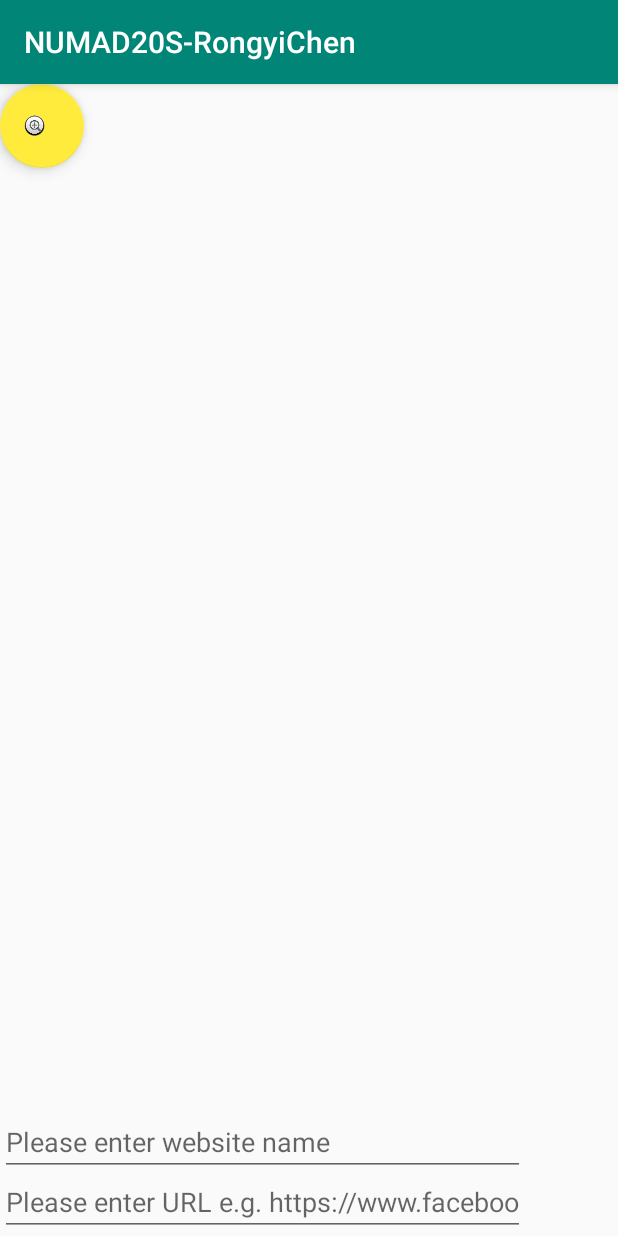
After one commit to roy2EZ/CS5520_Mobile_App_Dev_NEU_Online_2020Spring, an Android app: the LinkCollector screen opened directly, with no data from a screen before it, on a phone screen of 412 x 824 dp. The commit adds this screen. Run offline under Robolectric (Android 15) with nearby library versions, the phone set to English and light mode, and no system bars.

Commit message:
Upload Assignment2
Link Collector

```diff
--- /dev/null
+++ b/app/src/main/java/edu/neu/madcourse/numad20s_rongyichen/LinkCollector.java
@@ -0,0 +1,73 @@
+package edu.neu.madcourse.numad20s_rongyichen;
+
+import android.content.Intent;
+import android.net.Uri;
+import android.os.Bundle;
+import android.view.View;
+import android.widget.EditText;
+
+import androidx.appcompat.app.AppCompatActivity;
+import androidx.recyclerview.widget.LinearLayoutManager;
+import androidx.recyclerview.widget.RecyclerView;
+
+import com.google.android.material.floatingactionbutton.FloatingActionButton;
+import com.google.android.material.snackbar.Snackbar;
+
+import java.util.LinkedList;
+import java.util.List;
+
+public class LinkCollector extends AppCompatActivity {
+    private List<Item> mUrlList;
+    private RecyclerView mRecyclerView;
+    private RecyclerView.Adapter mAdapter;
+    private RecyclerView.LayoutManager mLayoutManager;
+
+    private EditText edittextName;
+    private EditText edittextUrl;
+
+    @Override
+    protected void onCreate(Bundle savedInstanceState) {
+        super.onCreate(savedInstanceState);
+        setContentView(R.layout.activity_link_collector_layout);
+
+        mRecyclerView = findViewById(R.id.my_recycler_view);
+        mRecyclerView.setHasFixedSize(true);
+        mLayoutManager = new LinearLayoutManager(this);
+
+        FloatingActionButton fab = findViewById(R.id.btn_plus_card);
+
+        edittextName = findViewById(R.id.edittext_name);
+        edittextUrl = findViewById(R.id.edittext_url);
+
+        this.mUrlList = new LinkedList<>();
+
+        mAdapter = new MyAdapter(mUrlList, new MyAdapter.OnItemClickListener() {
+            @Override public void onItemClick(Item item) {
+                Intent intent = new Intent(Intent.ACTION_VIEW, Uri.parse(item.getUrl()));
+                startActivity(intent);
+            }});
+        mRecyclerView.setLayoutManager(mLayoutManager);
+        mRecyclerView.setAdapter(mAdapter);
+
+        fab.setOnClickListener(new View.OnClickListener() {
+            @Override
+            public void onClick(View v) {
+                Item item = new Item(edittextName.getText().toString(), edittextUrl.getText().toString());
+                mUrlList.add(item);
+                Snackbar.make(v, "Item added to list", Snackbar.LENGTH_LONG) .setAction("Undo", undoOnClickListener).show();
+                mAdapter.notifyDataSetChanged();
+            }
+
+        });
+    }
+
+    View.OnClickListener undoOnClickListener = new View.OnClickListener() {
+        @Override public void onClick(View view) {
+            mUrlList.remove(mUrlList.size() -1);
+            mAdapter.notifyDataSetChanged();
+            Snackbar.make(view, "Item removed", Snackbar.LENGTH_LONG) .setAction("Action", null).show();
+        }
+    };
+
+
+}
--- /dev/null
+++ b/app/src/main/java/edu/neu/madcourse/numad20s_rongyichen/MyAdapter.java
@@ -0,0 +1,67 @@
+package edu.neu.madcourse.numad20s_rongyichen;
+
+import android.view.LayoutInflater;
+import android.view.View;
+import android.view.ViewGroup;
+import android.widget.TextView;
+
+import androidx.annotation.NonNull;
+import androidx.recyclerview.widget.RecyclerView;
+
+import java.util.List;
+
+public class MyAdapter extends RecyclerView.Adapter<MyAdapter.MyViewHolder> {
+
+    private List<Item> mItem;
+    private OnItemClickListener listener;
+
+    public static class MyViewHolder extends RecyclerView.ViewHolder{
+        public TextView textViewUrlName;
+        public TextView textViewUrlLink;
+
+        public MyViewHolder(@NonNull View itemView) {
+            super(itemView);
+            textViewUrlName = itemView.findViewById(R.id.urlName);
+            textViewUrlLink = itemView.findViewById(R.id.urlLink);
+        }
+
+        public void bind(final Item item, final OnItemClickListener listener) {
+            textViewUrlName.setText(item.getName());
+            textViewUrlLink.setText(item.getUrl());
+            itemView.setOnClickListener(new View.OnClickListener() {
+                @Override public void onClick(View v) {
+                    listener.onItemClick(item);
+                }
+            });
+        }
+    }
+
+    public interface OnItemClickListener {
+        void onItemClick(Item item);
+    }
+
+    public MyAdapter(List<Item> itemList, OnItemClickListener listener) {
+        this.mItem = itemList;
+        this.listener = listener;
+    }
+
+    @NonNull
+    @Override
+    public MyViewHolder onCreateViewHolder(@NonNull ViewGroup parent, int viewType) {
+        View v = LayoutInflater.from(parent.getContext()).inflate(R.layout.card_item, parent, false);
+        MyViewHolder mvh = new MyViewHolder(v);
+        return mvh;
+    }
+
+    @Override
+    public void onBindViewHolder(@NonNull MyViewHolder holder, int position) {
+        Item currentItem = mItem.get(position);
+        holder.bind(currentItem, listener);
+
+    }
+
+    @Override
+    public int getItemCount() {
+        return this.mItem.size();
+    }
+}
--- /dev/null
+++ b/app/src/main/res/layout-v26/activity_link_collector_layout.xml
@@ -0,0 +1,80 @@
+<?xml version="1.0" encoding="utf-8"?>
+<androidx.constraintlayout.widget.ConstraintLayout xmlns:android="http://schemas.android.com/apk/res/android"
+    xmlns:app="http://schemas.android.com/apk/res-auto"
+    xmlns:tools="http://schemas.android.com/tools"
+    android:layout_width="match_parent"
+    android:layout_height="match_parent"
+    tools:context=".LinkCollector">
+
+
+    <androidx.constraintlayout.widget.ConstraintLayout
+        android:id="@+id/layout_recycle_view"
+        android:layout_width="match_parent"
+        android:layout_height="match_parent"
+        app:layout_constraintBottom_toTopOf="@+id/constraintLayout"
+        app:layout_constraintEnd_toEndOf="parent"
+        app:layout_constraintStart_toStartOf="parent"
+        app:layout_constraintTop_toTopOf="parent">
+
+        <androidx.recyclerview.widget.RecyclerView
+            android:id="@+id/my_recycler_view"
+            android:layout_width="match_parent"
+            android:layout_height="wrap_content"
+            android:scrollbars="vertical"
+
+            app:layout_constraintEnd_toEndOf="parent"
+            app:layout_constraintStart_toStartOf="parent"
+            app:layout_constraintTop_toTopOf="parent" />
+
+        <com.google.android.material.floatingactionbutton.FloatingActionButton
+            android:id="@+id/btn_plus_card"
+            android:layout_width="wrap_content"
+            android:layout_height="wrap_content"
+            android:clickable="true"
+            android:focusable="true"
+            android:src="@android:drawable/btn_plus"
+            app:backgroundTint="#FFEB3B"
+            app:rippleColor="#9C27B0"
+            tools:layout_editor_absoluteX="348dp"
+            tools:layout_editor_absoluteY="650dp" />
+
+    </androidx.constraintlayout.widget.ConstraintLayout>
+
+    <androidx.constraintlayout.widget.ConstraintLayout
+        android:id="@+id/constraintLayout"
+        android:layout_width="match_parent"
+        android:layout_height="wrap_content"
+        app:layout_constraintBottom_toBottomOf="parent"
+        app:layout_constraintStart_toStartOf="parent">
+
+        <androidx.constraintlayout.widget.ConstraintLayout
+            android:id="@+id/layout_edittext"
+            android:layout_width="wrap_content"
+            android:layout_height="wrap_content"
+            app:layout_constraintStart_toStartOf="parent"
+            app:layout_constraintTop_toTopOf="parent">
+
+            <EditText
+                android:id="@+id/edittext_url"
+                android:layout_width="350dp"
+                android:layout_height="40dp"
+                android:autofillHints=""
+                android:hint="@string/please_enter_url_e_g_https_www_facebook_com"
+                android:inputType="textLongMessage"
+                app:layout_constraintStart_toStartOf="parent"
+                app:layout_constraintTop_toBottomOf="@+id/edittext_name" />
+
+            <EditText
+                android:id="@+id/edittext_name"
+                android:layout_width="350dp"
+                android:layout_height="40dp"
+                android:autofillHints=""
+                android:hint="@string/please_enter_website_name"
+                android:inputType="textShortMessage"
+                app:layout_constraintStart_toStartOf="parent"
+                app:layout_constraintTop_toTopOf="parent" />
+        </androidx.constraintlayout.widget.ConstraintLayout>
+
+    </androidx.constraintlayout.widget.ConstraintLayout>
+
+</androidx.constraintlayout.widget.ConstraintLayout>
--- /dev/null
+++ b/app/src/main/res/layout/activity_link_collector_layout.xml
@@ -0,0 +1,77 @@
+<?xml version="1.0" encoding="utf-8"?>
+<androidx.constraintlayout.widget.ConstraintLayout xmlns:android="http://schemas.android.com/apk/res/android"
+    xmlns:app="http://schemas.android.com/apk/res-auto"
+    xmlns:tools="http://schemas.android.com/tools"
+    android:layout_width="match_parent"
+    android:layout_height="match_parent"
+    tools:context=".LinkCollector">
+
+
+    <androidx.constraintlayout.widget.ConstraintLayout
+        android:id="@+id/layout_recycle_view"
+        android:layout_width="match_parent"
+        android:layout_height="match_parent"
+        app:layout_constraintBottom_toTopOf="@+id/constraintLayout"
+        app:layout_constraintEnd_toEndOf="parent"
+        app:layout_constraintHorizontal_bias="1.0"
+        app:layout_constraintStart_toStartOf="parent"
+        app:layout_constraintTop_toTopOf="parent"
+        app:layout_constraintVertical_bias="0.0">
+
+        <androidx.recyclerview.widget.RecyclerView
+            android:id="@+id/my_recycler_view"
+            android:layout_width="match_parent"
+            android:layout_height="wrap_content"
+            android:scrollbars="vertical"
+
+            app:layout_constraintEnd_toEndOf="parent"
+            app:layout_constraintStart_toStartOf="parent"
+            app:layout_constraintTop_toTopOf="parent" />
+
+    </androidx.constraintlayout.widget.ConstraintLayout>
+
+    <androidx.constraintlayout.widget.ConstraintLayout
+        android:id="@+id/constraintLayout"
+        android:layout_width="match_parent"
+        android:layout_height="wrap_content"
+        app:layout_constraintBottom_toBottomOf="parent"
+        app:layout_constraintStart_toStartOf="parent">
+
+        <androidx.constraintlayout.widget.ConstraintLayout
+            android:id="@+id/layout_edittext"
+            android:layout_width="wrap_content"
+            android:layout_height="wrap_content"
+            app:layout_constraintStart_toStartOf="parent"
+            app:layout_constraintTop_toTopOf="parent">
+
+            <EditText
+                android:id="@+id/edittext_url"
+                android:layout_width="350dp"
+                android:layout_height="45dp"
+                android:hint="Please enter URL e.g. https://www.google.com"
+                app:layout_constraintStart_toStartOf="parent"
+                app:layout_constraintTop_toBottomOf="@+id/edittext_name" />
+
+            <EditText
+                android:id="@+id/edittext_name"
+                android:layout_width="350dp"
+                android:layout_height="45dp"
+                android:hint="Please enter website name "
+                app:layout_constraintStart_toStartOf="parent"
+                app:layout_constraintTop_toTopOf="parent" />
+        </androidx.constraintlayout.widget.ConstraintLayout>
+
+        <com.google.android.material.floatingactionbutton.FloatingActionButton
+            android:id="@+id/btn_plus_card"
+            android:layout_width="wrap_content"
+            android:layout_height="wrap_content"
+            android:clickable="true"
+            android:focusable="true"
+            android:src="@android:drawable/ic_input_add"
+            app:backgroundTint="#673AB7"
+            app:layout_constraintStart_toEndOf="@+id/layout_edittext"
+            app:layout_constraintTop_toTopOf="parent" />
+
+    </androidx.constraintlayout.widget.ConstraintLayout>
+
+</androidx.constraintlayout.widget.ConstraintLayout>
--- /dev/null
+++ b/app/src/main/res/values/dimens.xml
@@ -0,0 +1,3 @@
+<resources>
+    <dimen name="fab_margin">16dp</dimen>
+</resources>
--- a/app/src/main/res/values/strings.xml
+++ b/app/src/main/res/values/strings.xml
@@ -2,4 +2,10 @@
     <string name="app_name">NUMAD20S-RongyiChen</string>
     <string name="aboutButton">ABOUT</string>
     <string name="myNameAndEmail">Rongyi Chen\nroychen.engineer@gmail.com</string>
+    <string name="link_collector">Link Collector</string>
+    <string name="action_settings">Settings</string>
+    <string name="no_value_string">No Value</string>
+    <string name="assignment_1">About</string>
+    <string name="please_enter_website_name">Please enter website name</string>
+    <string name="please_enter_url_e_g_https_www_facebook_com">Please enter URL e.g. https://www.facebook.com</string>
 </resources>
```
Also changed, not shown: app/build.gradle (+5 -4 lines), app/src/main/AndroidManifest.xml (+10 -0 lines), app/src/main/java/edu/neu/madcourse/numad20s_rongyichen/About.java (added, +35 -0 lines), app/src/main/java/edu/neu/madcourse/numad20s_rongyichen/Item.java (added, +27 -0 lines), app/src/main/java/edu/neu/madcourse/numad20s_rongyichen/MainActivity.java (+17 -23 lines), app/src/main/java/edu/neu/madcourse/numad20s_rongyichen/WebActivity.java (added, +39 -0 lines), app/src/main/res/layout/activity_about.xml (added, +52 -0 lines), app/src/main/res/layout/activity_main.xml (+18 -31 lines), app/src/main/res/layout/activity_web.xml (added, +15 -0 lines), app/src/main/res/layout/card_item.xml (added, +31 -0 lines), app/src/main/res/menu/menu_main.xml (added, +10 -0 lines), app/src/main/res/values/styles.xml (+9 -0 lines), 1 other file.
